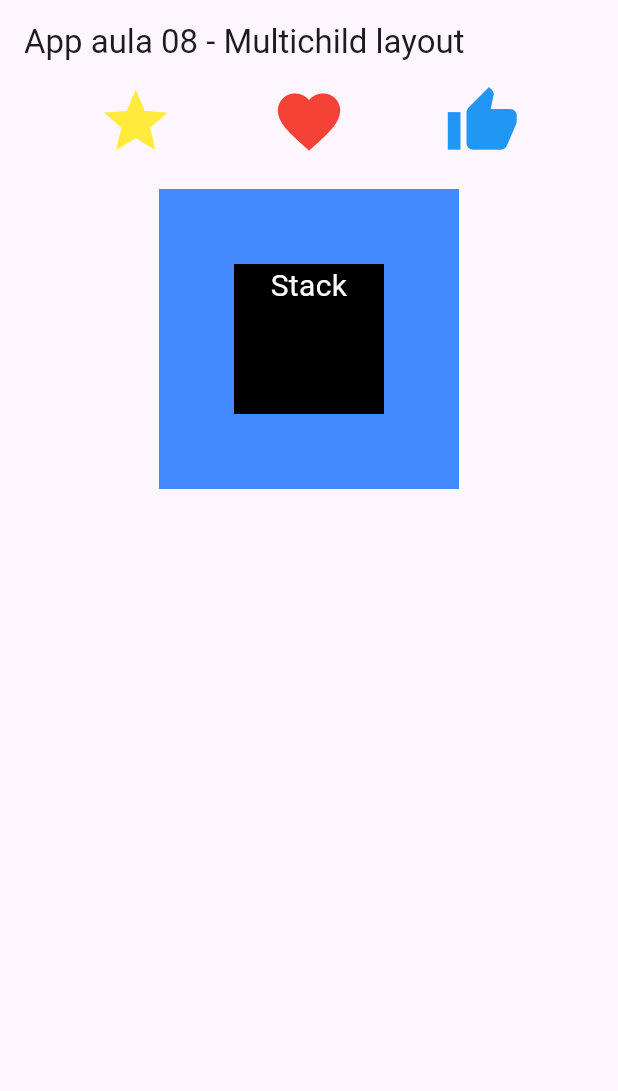
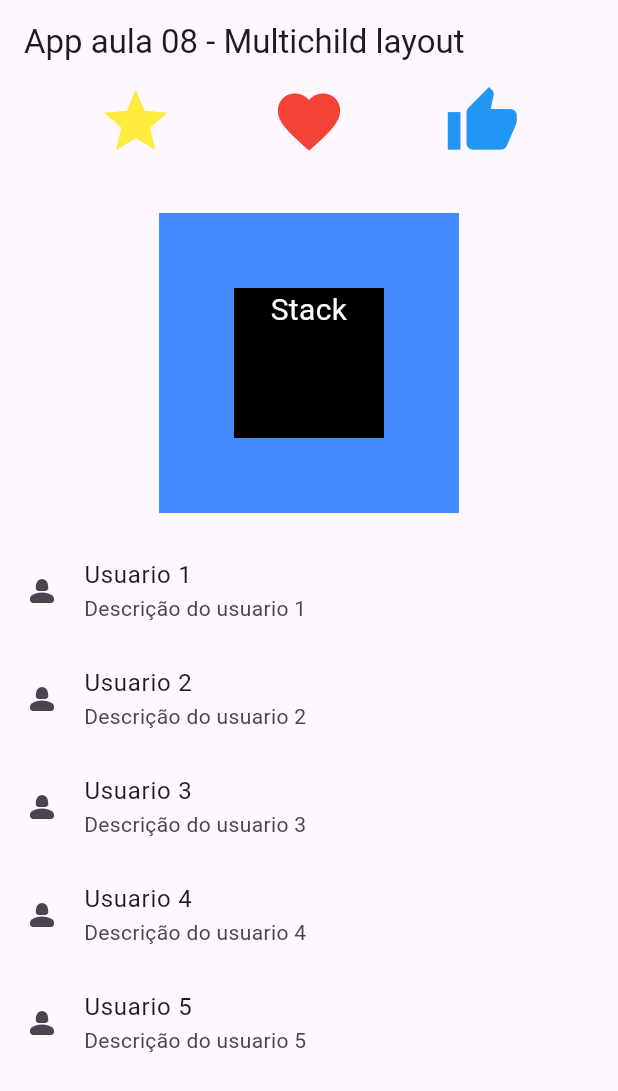
Before and after one commit to kaualayon/Desenvolvimento_Mobile, a Flutter app: the screen it shows after launch, on a phone screen of 412 x 824 dp. Shown: the top 1091 px of the screen. Run offline on Flutter 3.47's test engine with Material 3 defaults, Android fonts, the phone set to English and light mode, and no system bars.

Commit message:
atualizado projeto 2

```diff
--- a/aula08/app_aula08_1ta/lib/main.dart
+++ b/aula08/app_aula08_1ta/lib/main.dart
@@ -17,6 +17,7 @@ class TelaApp extends StatelessWidget {
         title: Text("App aula 08 - Multichild layout"),
       ),
       body: Column(
+        mainAxisAlignment: MainAxisAlignment.start,
         children: [
           Row(
             mainAxisAlignment: MainAxisAlignment.spaceEvenly,
@@ -30,7 +31,9 @@ class TelaApp extends StatelessWidget {
           SizedBox(
             height: 20,
           ),
-          Stack(
+          Padding(
+            padding: const EdgeInsets.all(16.0),
+            child: Stack(
               alignment: Alignment.center,
               children: [
                 Container(
@@ -48,6 +51,39 @@ class TelaApp extends StatelessWidget {
 
                 )
               ],
+            ),
+          ),
+          SizedBox(
+            height: 350,
+            child: ListView(
+              children: [
+                ListTile(
+                  leading: Icon(Icons.person_2_rounded),
+                  title: Text("Usuario 1"),
+                  subtitle: Text("Descrição do usuario 1"),
+                ),
+                ListTile(leading: Icon(Icons.person_2_rounded),
+                title: Text("Usuario 2"),
+                subtitle: Text("Descrição do usuario 2"),
+                ),
+                  ListTile(leading: Icon(Icons.person_2_rounded),
+                title: Text("Usuario 3"),
+                subtitle: Text("Descrição do usuario 3"),
+                ),
+                  ListTile(leading: Icon(Icons.person_2_rounded),
+                title: Text("Usuario 4"),
+                subtitle: Text("Descrição do usuario 4"),
+                ),
+                ListTile(leading: Icon(Icons.person_2_rounded),
+                title: Text("Usuario 5"),
+                subtitle: Text("Descrição do usuario 5"),
+                ),
+                  ListTile(leading: Icon(Icons.person_2_rounded),
+                title: Text("Usuario 6"),
+                subtitle: Text("Descrição do usuario 6"),
+                ),
+              ],
+            ),
           )
         ],
       ),
```
Lines whose indentation alone changed are shown as unchanged.
